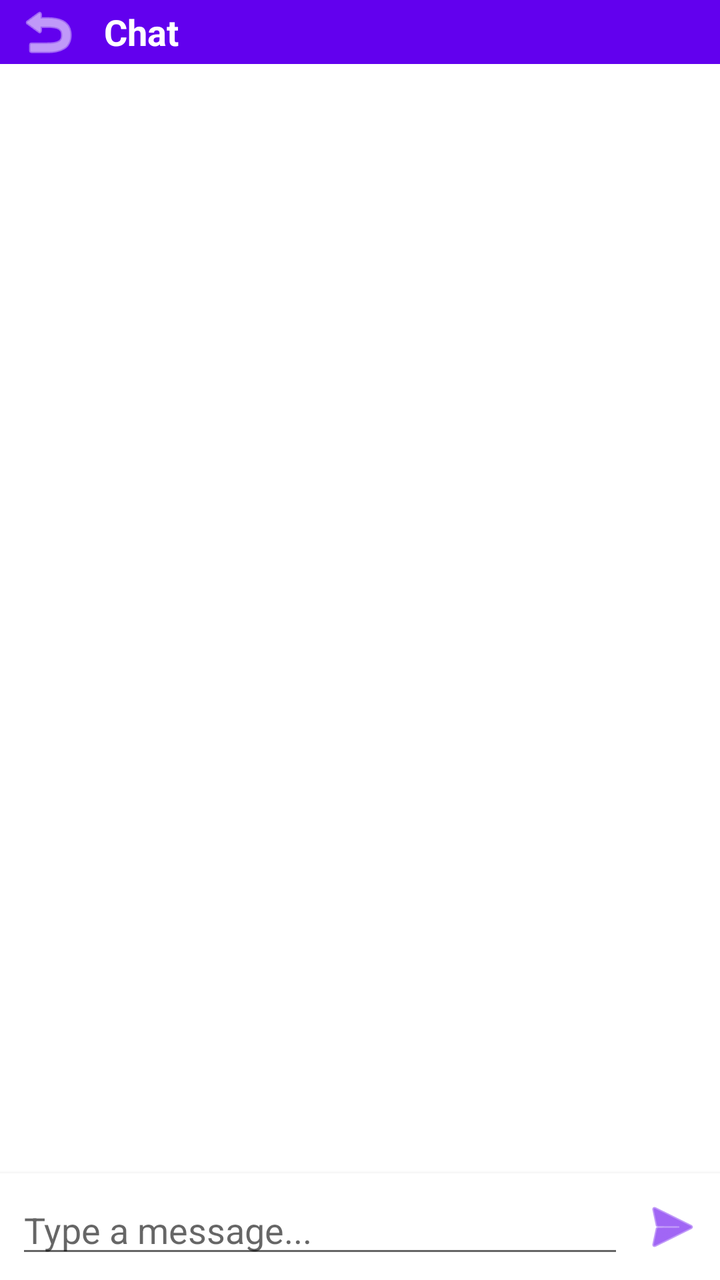
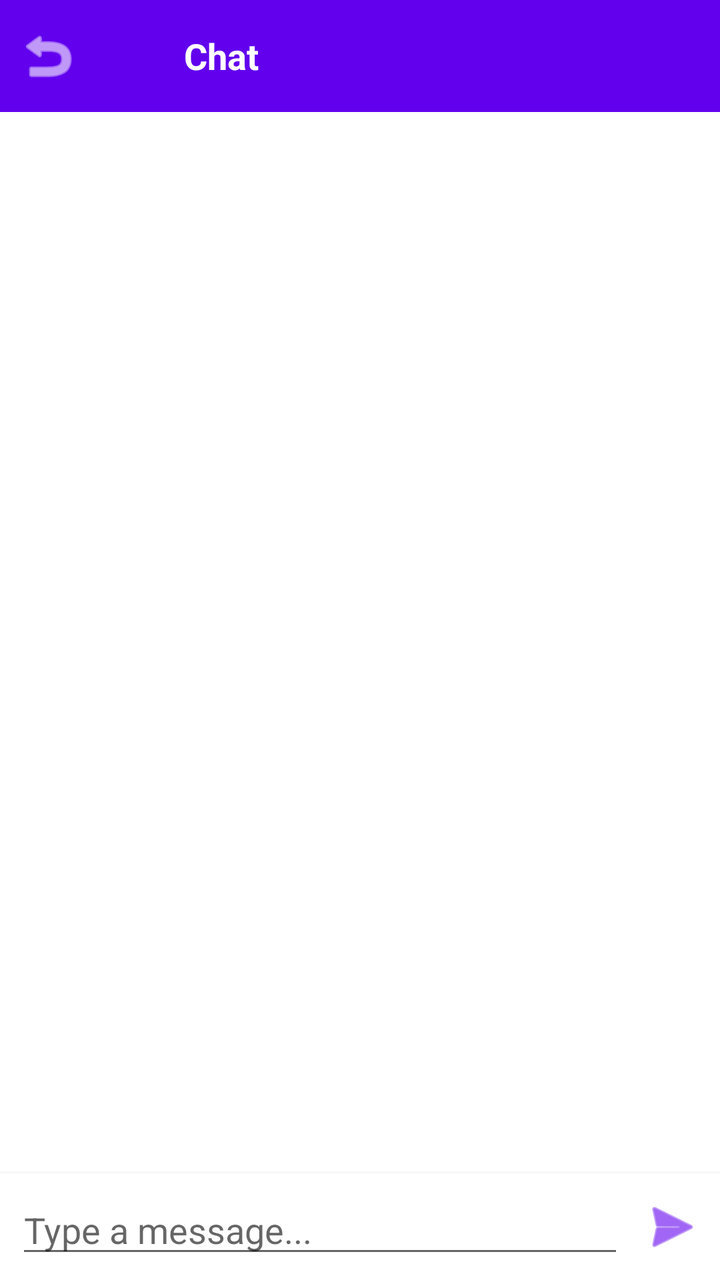

Compare the two renders of this Android layout. The source of the first and the diff that turns it into the second are given below.
<!-- AndroidManifest.xml: application theme Theme.Muzea -->
<!-- res/layout/fragment_chat_conversation.xml -->
<?xml version="1.0" encoding="utf-8"?>
<LinearLayout xmlns:android="http://schemas.android.com/apk/res/android"
    android:layout_width="match_parent"
    android:layout_height="match_parent"
    android:orientation="vertical">

    <LinearLayout
        android:layout_width="match_parent"
        android:layout_height="wrap_content"
        android:background="?attr/colorPrimary"
        android:gravity="center_vertical"
        android:orientation="horizontal"
        android:paddingStart="8dp"
        android:paddingEnd="8dp">

        <ImageButton
            android:id="@+id/btnBack"
            android:layout_width="wrap_content"
            android:layout_height="wrap_content"
            android:background="?attr/selectableItemBackgroundBorderless"
            android:contentDescription="Back"
            android:src="@android:drawable/ic_menu_revert"
            android:tint="@android:color/white" />

        <TextView
            android:id="@+id/tvTitle"
            android:layout_width="0dp"
            android:layout_height="wrap_content"
            android:layout_marginStart="12dp"
            android:layout_weight="1"
            android:ellipsize="end"
            android:maxLines="1"
            android:text="Chat"
            android:textColor="@android:color/white"
            android:textSize="18sp"
            android:textStyle="bold" />

    </LinearLayout>

    <FrameLayout
        android:layout_width="match_parent"
        android:layout_height="0dp"
        android:layout_weight="1">

        <androidx.recyclerview.widget.RecyclerView
            android:id="@+id/recyclerViewMessages"
            android:layout_width="match_parent"
            android:layout_height="match_parent"
            android:clipToPadding="false"
            android:padding="8dp" />

        <TextView
            android:id="@+id/tvEmpty"
            android:layout_width="wrap_content"
            android:layout_height="wrap_content"
            android:layout_gravity="center"
            android:text="No messages yet"
            android:textSize="16sp"
            android:visibility="gone" />

        <TextView
            android:id="@+id/tvError"
            android:layout_width="wrap_content"
            android:layout_height="wrap_content"
            android:layout_gravity="center"
            android:padding="24dp"
            android:textColor="@color/red"
            android:textSize="14sp"
            android:visibility="gone" />

        <ProgressBar
            android:id="@+id/progressBar"
            android:layout_width="wrap_content"
            android:layout_height="wrap_content"
            android:layout_gravity="center"
            android:visibility="gone" />

    </FrameLayout>

    <LinearLayout
        android:layout_width="match_parent"
        android:layout_height="wrap_content"
        android:background="@android:color/white"
        android:elevation="4dp"
        android:gravity="center_vertical"
        android:orientation="horizontal"
        android:paddingStart="8dp"
        android:paddingTop="6dp"
        android:paddingEnd="8dp"
        android:paddingBottom="6dp">

        <EditText
            android:id="@+id/etMessageInput"
            android:layout_width="0dp"
            android:layout_height="wrap_content"
            android:layout_weight="1"
            android:hint="Type a message..."
            android:imeOptions="actionSend"
            android:inputType="textMultiLine"
            android:maxLines="4"
            android:minLines="1" />

        <ImageButton
            android:id="@+id/btnSend"
            android:layout_width="wrap_content"
            android:layout_height="wrap_content"
            android:layout_marginStart="8dp"
            android:background="?attr/selectableItemBackgroundBorderless"
            android:contentDescription="Send"
            android:src="@android:drawable/ic_menu_send"
            android:tint="?attr/colorPrimary" />

    </LinearLayout>

</LinearLayout>
<!-- resources referenced by this layout -->
<resources>
  <color name="red">#FFFF0000</color>
  <style name="Theme.Muzea" parent="Theme.MaterialComponents.DayNight.NoActionBar">
          <item name="colorPrimary">@color/purple_500</item>
          <item name="colorPrimaryVariant">@color/purple_700</item>
          <item name="colorOnPrimary">@color/white</item>
          <item name="colorSecondary">@color/teal_200</item>
          <item name="colorSecondaryVariant">@color/teal_700</item>
          <item name="colorOnSecondary">@color/black</item>
          <item name="android:statusBarColor">?attr/colorPrimaryVariant</item>
  
          
          <item name="materialButtonStyle">@style/Widget.MaterialComponents.Button</item>
          <item name="materialCardViewStyle">@style/Widget.MaterialComponents.CardView</item>
      </style>
  <color name="purple_500">#FF6200EE</color>
  <color name="purple_700">#FF3700B3</color>
  <color name="white">#FFFFFFFF</color>
  <color name="teal_200">#FF03DAC5</color>
  <color name="teal_700">#FF018786</color>
  <color name="black">#FF000000</color>
</resources>

<!-- the commit's change to res/layout/fragment_chat_conversation.xml (unified diff, before → after) -->
@@ -21,6 +21,14 @@
             android:contentDescription="Back"
             android:src="@android:drawable/ic_menu_revert"
             android:tint="@android:color/white" />
+
+        <ImageView
+            android:id="@+id/ivAvatar"
+            android:layout_width="40dp"
+            android:layout_height="40dp"
+            android:layout_marginVertical="8dp"
+            android:contentDescription="@string/avatar_description"
+            android:src="@drawable/ic_default_avatar" />
 
         <TextView
             android:id="@+id/tvTitle"
<!-- resource entries referenced after the edit -->
@@ -1,6 +1,17 @@
 <!-- resources referenced by this layout -->
 <resources>
   <color name="red">#FFFF0000</color>
+  <!-- drawable ic_default_avatar (drawable) -->
+  <vector xmlns:android="http://schemas.android.com/apk/res/android"
+      android:width="24dp"
+      android:height="24dp"
+      android:viewportWidth="24"
+      android:viewportHeight="24">
+      <path
+          android:fillColor="#FF6200EE"
+          android:pathData="M12,12c2.21,0 4,-1.79 4,-4s-1.79,-4 -4,-4 -4,1.79 -4,4 1.79,4 4,4zM12,14c-2.67,0 -8,1.34 -8,4v2h16v-2c0,-2.66 -5.33,-4 -8,-4z"/>
+  </vector>
+  <string name="avatar_description">User avatar</string>
   <style name="Theme.Muzea" parent="Theme.MaterialComponents.DayNight.NoActionBar">
           <item name="colorPrimary">@color/purple_500</item>
           <item name="colorPrimaryVariant">@color/purple_700</item>
